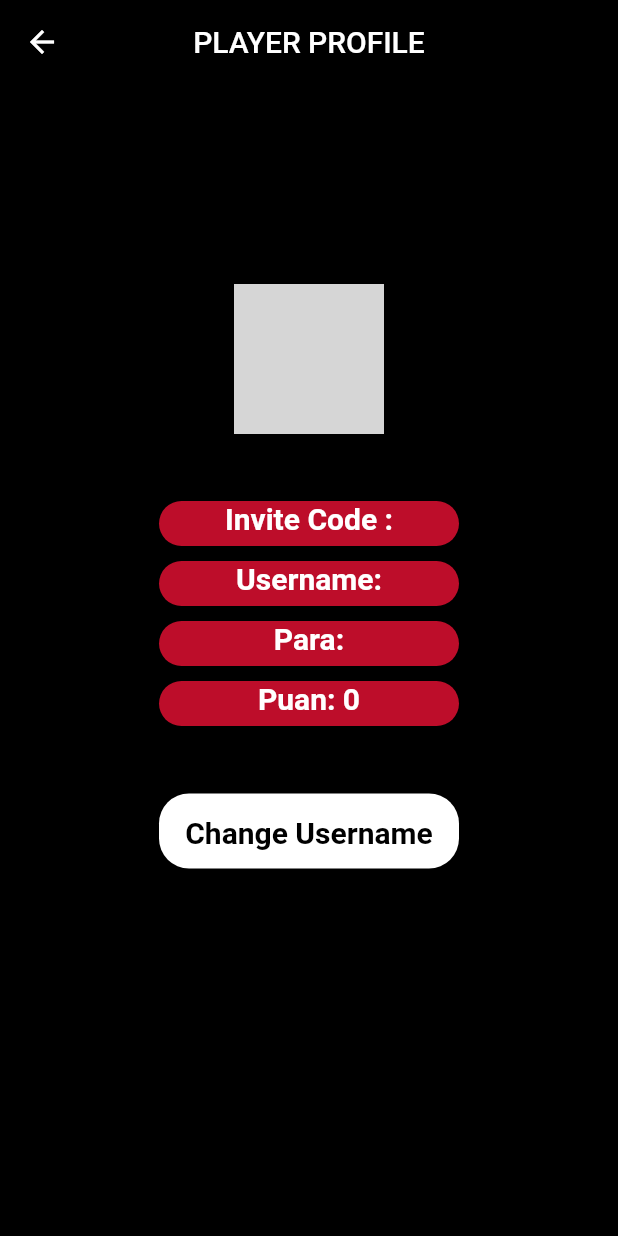
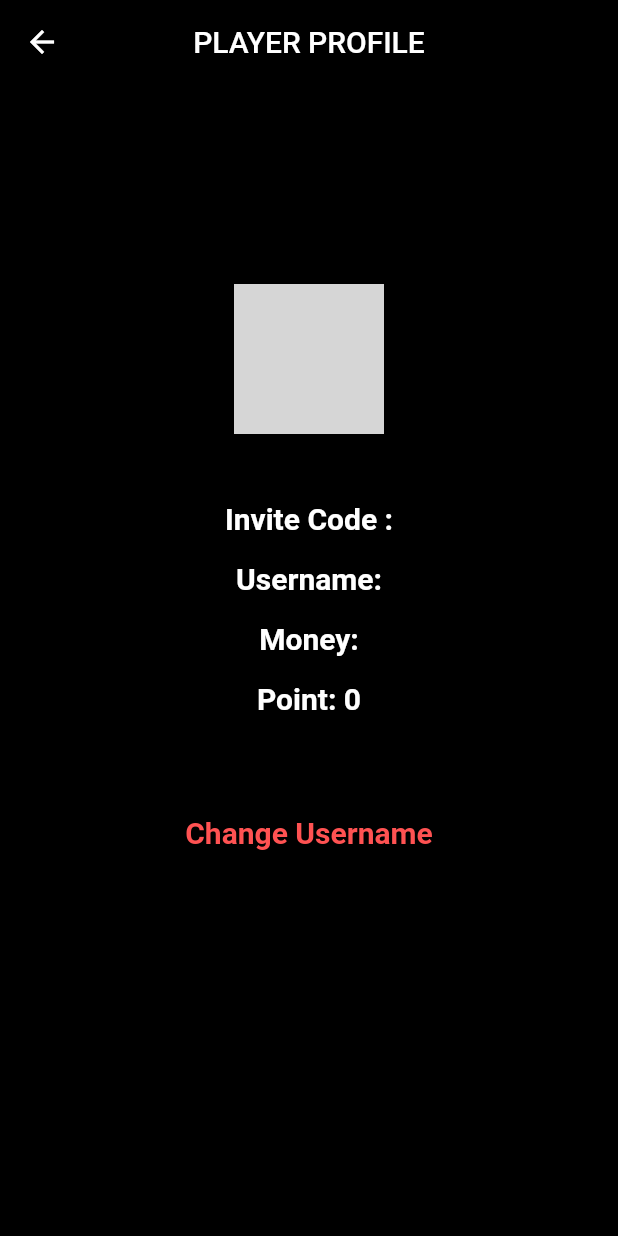
Before and after one commit to TurcanVeli/kurtlar_Sofrasi, a Flutter app: the profile screen opened directly, on a phone screen of 412 x 824 dp. Run offline on Flutter 3.47's test engine with Material 2 defaults, Android fonts, the light colour scheme and no system bars; our stand-ins replace cloud_firestore, firebase_auth, firebase_core, firebase_storage, image_picker, localization and 1 more; accounts and stored records are empty; generated files the repository leaves out were written again; network calls fail; grey boxes are pictures that could not be loaded.

```diff
--- a/kurtlar/lib/backend/service/auth.dart
+++ b/kurtlar/lib/backend/service/auth.dart
@@ -23,7 +23,7 @@ class AuthService with CacheID {
     return await _auth.signOut();
   }
 
-  /* This function is used for the create a person in firestore and authentication page */
+  /* This function is used for creating a person in firestore and authentication page */
   Future<User> createPerson(
       String name, String email, String password, String invitecode) async {
     var user = await _auth.createUserWithEmailAndPassword(
@@ -56,6 +56,7 @@ class AuthService with CacheID {
     return allData;
   }
 
+ /* This function set the image in profile_view.dart file */
   Future<bool> SetUserImage(String UserID, String imgeUrl) async {
     Map<String, dynamic> updatedField = {"image": imgeUrl};
     var ref =
@@ -63,6 +64,6 @@ class AuthService with CacheID {
     return true;
   }
 
-  /* This function set the image in profile_view.dart file */
+
 
 }
--- a/kurtlar/lib/frontend/pages/profile_view.dart
+++ b/kurtlar/lib/frontend/pages/profile_view.dart
@@ -18,12 +18,11 @@ class profile extends StatefulWidget {
 }
 
 class _profileState extends State<profile> with CacheID {
+  /* Firestore and ImageService is initialized in here */
   final FirebaseFirestore _firestore = FirebaseFirestore.instance;
   final ImageService _image = ImageService();
   var newusername = TextEditingController();
   firestoreService _store = firestoreService();
-
-
 
   Future FetchUser() async {
     var userId = await GetID();
@@ -62,6 +61,7 @@ class _profileState extends State<profile> with CacheID {
             backgroundColor: Colors.black,
             title: Text(translate(context).profile),
             centerTitle: true),
+        /* We are controlling the data in database if there is a person */
         body: FutureBuilder(
           future: FetchUser(),
           builder: ((context, snapshot) {
@@ -92,7 +92,7 @@ class _profileState extends State<profile> with CacheID {
                 style: TextStyle(fontSize: 20),
               ),
               SizedBox(height: 40),
-              //Resim değiştirirelecek.
+              /* Image is going to upload according to chosen picture */
               InkWell(
                 onTap: (() {
                   setState(() async {
@@ -120,10 +120,6 @@ class _profileState extends State<profile> with CacheID {
                 margin: EdgeInsets.all(5),
                 width: 200,
                 height: 30,
-                decoration: BoxDecoration(
-                  color: Color.fromARGB(255, 189, 13, 42),
-                  borderRadius: BorderRadius.circular(25),
-                ),
                 child: Text(
                   "${translate(context).gamecode} : ${data['invitecode']}",
                   textAlign: TextAlign.center,
@@ -138,10 +134,6 @@ class _profileState extends State<profile> with CacheID {
                 margin: EdgeInsets.all(5),
                 width: 200,
                 height: 30,
-                decoration: BoxDecoration(
-                  color: Color.fromARGB(255, 189, 13, 42),
-                  borderRadius: BorderRadius.circular(25),
-                ),
                 child: Text("Username: " + data['userName'],
                     textAlign: TextAlign.center,
                     style: TextStyle(
@@ -153,11 +145,7 @@ class _profileState extends State<profile> with CacheID {
                 margin: EdgeInsets.all(5),
                 width: 200,
                 height: 30,
-                decoration: BoxDecoration(
-                  color: Color.fromARGB(255, 189, 13, 42),
-                  borderRadius: BorderRadius.circular(25),
-                ),
-                child: Text("Para: " + data['coin'].toString(),
+                child: Text("Money: " + data['coin'].toString(),
                     textAlign: TextAlign.center,
                     style: TextStyle(
                         fontSize: 20,
@@ -168,11 +156,7 @@ class _profileState extends State<profile> with CacheID {
                 margin: EdgeInsets.all(5),
                 width: 200,
                 height: 30,
-                decoration: BoxDecoration(
-                  color: Color.fromARGB(255, 189, 13, 42),
-                  borderRadius: BorderRadius.circular(25),
-                ),
-                child: Text("Puan: " + data['point'].toString(),
+                child: Text("Point: " + data['point'].toString(),
                     textAlign: TextAlign.center,
                     style: TextStyle(
                         fontSize: 20,
@@ -186,10 +170,6 @@ class _profileState extends State<profile> with CacheID {
                 height: 50,
                 alignment: Alignment.bottomCenter,
                 margin: EdgeInsets.all(10),
-                decoration: BoxDecoration(
-                  color: Colors.white,
-                  borderRadius: BorderRadius.circular(20),
-                ),
                 padding: EdgeInsets.all(0),
                 child: TextButton(
                   onPressed: () {
@@ -246,7 +226,7 @@ class _profileState extends State<profile> with CacheID {
                                           icon: Icon(Icons.forward,
                                               color: ColorConstant
                                                   .instance.Venetian_Red),
-                                          labelText: 'UserName',
+                                          labelText: 'Username',
                                           labelStyle: TextStyle(
                                               color: ColorConstant
                                                   .instance.Venetian_Red),
@@ -270,7 +250,7 @@ class _profileState extends State<profile> with CacheID {
                     "Change Username",
                     textAlign: TextAlign.center,
                     style: TextStyle(
-                      color: Colors.black,
+                      color: Colors.redAccent,
                       fontWeight: FontWeight.bold,
                       fontSize: 20,
                     ),
--- a/kurtlar/lib/main.dart
+++ b/kurtlar/lib/main.dart
@@ -53,6 +53,8 @@ class _MyAppState extends State<MyApp> with CacheID {
         locale: _locale,
         localizationsDelegates: AppLocalizations.localizationsDelegates,
         supportedLocales: AppLocalizations.supportedLocales,
+        /* We are going to check the if some account sign in the app
+         * If someone enter, ıt returns home page or login page */
         home: GetID() != null ? Home() : LoginPage());
   }
 }
```
Also changed, not shown: kurtlar/lib/frontend/pages/players_view.dart (+71 -16 lines).
